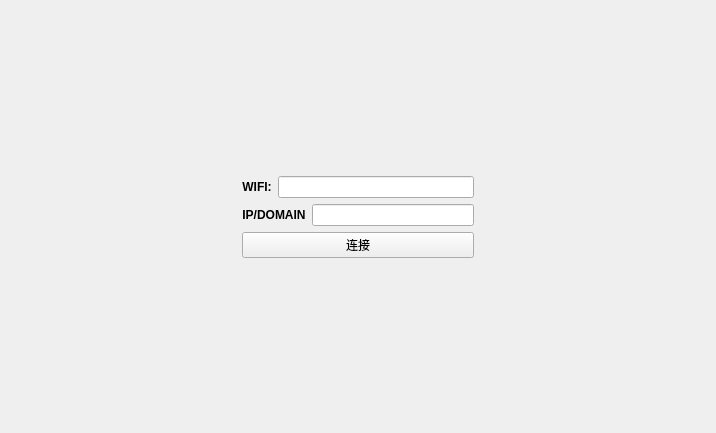
Qt form Rc_removectrl_v1/connectwidget.ui (Key2209/Rc_Qt_removectrl) before a commit.
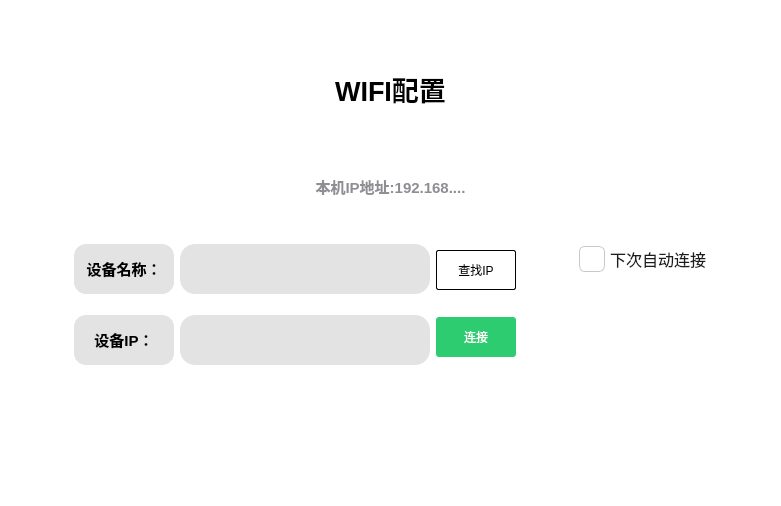
The same form after that commit.

Commit message: 修改连接UI

```diff
--- a/Rc_removectrl_v1/connectwidget.ui
+++ b/Rc_removectrl_v1/connectwidget.ui
@@ -6,23 +6,31 @@
    <rect>
     <x>0</x>
     <y>0</y>
-    <width>716</width>
-    <height>433</height>
+    <width>781</width>
+    <height>506</height>
    </rect>
   </property>
   <property name="windowTitle">
    <string>Form</string>
   </property>
-  <layout class="QGridLayout" name="gridLayout">
+  <property name="styleSheet">
+   <string notr="true">QWidget {
+    background-color: #FFFFFF;
+	color:#FFFFFF;
+    border-radius: 15px;
+}
+</string>
+  </property>
+  <layout class="QGridLayout" name="gridLayout" rowstretch="1,15,5" columnstretch="1,10,1">
    <item row="0" column="1">
-    <spacer name="verticalSpacer_2">
+    <spacer name="verticalSpacer">
      <property name="orientation">
       <enum>Qt::Orientation::Vertical</enum>
      </property>
      <property name="sizeHint" stdset="0">
       <size>
        <width>20</width>
-       <height>161</height>
+       <height>20</height>
       </size>
      </property>
     </spacer>
@@ -34,77 +42,326 @@
      </property>
      <property name="sizeHint" stdset="0">
       <size>
-       <width>204</width>
+       <width>60</width>
        <height>20</height>
       </size>
      </property>
     </spacer>
    </item>
    <item row="1" column="1">
-    <layout class="QVBoxLayout" name="verticalLayout_2">
+    <layout class="QVBoxLayout" name="verticalLayout_5" stretch="5,4">
      <item>
-      <layout class="QVBoxLayout" name="verticalLayout">
+      <layout class="QVBoxLayout" name="verticalLayout_4" stretch="3,2">
        <item>
-        <layout class="QHBoxLayout" name="horizontalLayout_2">
-         <item>
-          <widget class="QLabel" name="label">
-           <property name="text">
-            <string>&lt;html&gt;&lt;head/&gt;&lt;body&gt;&lt;p align=&quot;center&quot;&gt;&lt;span style=&quot; font-weight:700;&quot;&gt;WIFI:&lt;/span&gt;&lt;/p&gt;&lt;/body&gt;&lt;/html&gt;</string>
-           </property>
-          </widget>
-         </item>
-         <item>
-          <widget class="QLineEdit" name="wifiName"/>
-         </item>
-        </layout>
+        <widget class="QLabel" name="lbl_wifi_status">
+         <property name="styleSheet">
+          <string notr="true">color: rgb(0, 0, 0);
+background: transparent;</string>
+         </property>
+         <property name="text">
+          <string>&lt;html&gt;&lt;head/&gt;&lt;body&gt;&lt;p align=&quot;center&quot;&gt;&lt;span style=&quot; font-size:20pt; font-weight:700;&quot;&gt;WIFI配置&lt;/span&gt;&lt;/p&gt;&lt;/body&gt;&lt;/html&gt;</string>
+         </property>
+        </widget>
        </item>
        <item>
-        <layout class="QHBoxLayout" name="horizontalLayout">
-         <item>
-          <widget class="QLabel" name="label_3">
-           <property name="text">
-            <string>&lt;html&gt;&lt;head/&gt;&lt;body&gt;&lt;p align=&quot;center&quot;&gt;&lt;span style=&quot; font-weight:700;&quot;&gt;IP/DOMAIN&lt;/span&gt;&lt;/p&gt;&lt;/body&gt;&lt;/html&gt;</string>
-           </property>
-          </widget>
-         </item>
-         <item>
-          <widget class="QLineEdit" name="domain_ip"/>
-         </item>
-        </layout>
+        <widget class="QLabel" name="phone_ip">
+         <property name="styleSheet">
+          <string notr="true">color: #8E8E93; font-size: 11pt; font-weight: 400;</string>
+         </property>
+         <property name="text">
+          <string>&lt;html&gt;&lt;head/&gt;&lt;body&gt;&lt;p align=&quot;center&quot;&gt;&lt;span style=&quot; font-weight:700;&quot;&gt;本机IP地址:192.168....&lt;/span&gt;&lt;/p&gt;&lt;/body&gt;&lt;/html&gt;</string>
+         </property>
+        </widget>
        </item>
       </layout>
      </item>
      <item>
-      <widget class="QPushButton" name="pushButton_connect">
-       <property name="text">
-        <string>连接</string>
-       </property>
-      </widget>
+      <layout class="QHBoxLayout" name="horizontalLayout_2">
+       <item>
+        <layout class="QVBoxLayout" name="verticalLayout">
+         <item>
+          <layout class="QHBoxLayout" name="horizontalLayout_5">
+           <item>
+            <widget class="QLabel" name="label_4">
+             <property name="minimumSize">
+              <size>
+               <width>100</width>
+               <height>50</height>
+              </size>
+             </property>
+             <property name="maximumSize">
+              <size>
+               <width>100</width>
+               <height>50</height>
+              </size>
+             </property>
+             <property name="styleSheet">
+              <string notr="true">    background-color: #E3E3E3;
+    color: black;
+    border-radius: 12px;
+    font-size: 15px;
+    font-weight: bold;</string>
+             </property>
+             <property name="text">
+              <string>&lt;html&gt;&lt;head/&gt;&lt;body&gt;&lt;p align=&quot;center&quot;&gt;设备名称：&lt;/p&gt;&lt;/body&gt;&lt;/html&gt;</string>
+             </property>
+            </widget>
+           </item>
+           <item>
+            <widget class="QLineEdit" name="domain">
+             <property name="minimumSize">
+              <size>
+               <width>250</width>
+               <height>50</height>
+              </size>
+             </property>
+             <property name="maximumSize">
+              <size>
+               <width>250</width>
+               <height>50</height>
+              </size>
+             </property>
+             <property name="styleSheet">
+              <string notr="true">background-color: #E3E3E3;
+border-raidus:2px;</string>
+             </property>
+            </widget>
+           </item>
+          </layout>
+         </item>
+         <item>
+          <layout class="QHBoxLayout" name="horizontalLayout_6">
+           <item>
+            <widget class="QLabel" name="label_5">
+             <property name="minimumSize">
+              <size>
+               <width>100</width>
+               <height>50</height>
+              </size>
+             </property>
+             <property name="maximumSize">
+              <size>
+               <width>100</width>
+               <height>50</height>
+              </size>
+             </property>
+             <property name="styleSheet">
+              <string notr="true">    background-color: #E3E3E3;
+    color: black;
+    border-radius: 12px;
+    font-size: 15px;
+    font-weight: bold;</string>
+             </property>
+             <property name="text">
+              <string>&lt;html&gt;&lt;head/&gt;&lt;body&gt;&lt;p align=&quot;center&quot;&gt;设备IP：&lt;/p&gt;&lt;/body&gt;&lt;/html&gt;</string>
+             </property>
+            </widget>
+           </item>
+           <item>
+            <widget class="QLineEdit" name="ip_address">
+             <property name="minimumSize">
+              <size>
+               <width>250</width>
+               <height>50</height>
+              </size>
+             </property>
+             <property name="maximumSize">
+              <size>
+               <width>250</width>
+               <height>50</height>
+              </size>
+             </property>
+             <property name="styleSheet">
+              <string notr="true">background-color: #E3E3E3;
+border-raidus:2px;</string>
+             </property>
+            </widget>
+           </item>
+          </layout>
+         </item>
+        </layout>
+       </item>
+       <item>
+        <layout class="QVBoxLayout" name="verticalLayout_2">
+         <item>
+          <widget class="QPushButton" name="pushButton_domain">
+           <property name="minimumSize">
+            <size>
+             <width>80</width>
+             <height>40</height>
+            </size>
+           </property>
+           <property name="maximumSize">
+            <size>
+             <width>80</width>
+             <height>40</height>
+            </size>
+           </property>
+           <property name="styleSheet">
+            <string notr="true">QPushButton {
+background-color: transparent; /* 确保容器也是透明的 */
+    color: black;
+	border-color:#F2F2F2;
+	border: 1px solid black; /* 简写：同时设置粗细、样式和颜色 */
+    border-radius: 2px;
+    padding: 6px 15px;
+}</string>
+           </property>
+           <property name="text">
+            <string>查找IP</string>
+           </property>
+          </widget>
+         </item>
+         <item>
+          <widget class="QPushButton" name="pushButton_connect">
+           <property name="minimumSize">
+            <size>
+             <width>80</width>
+             <height>40</height>
+            </size>
+           </property>
+           <property name="maximumSize">
+            <size>
+             <width>80</width>
+             <height>40</height>
+            </size>
+           </property>
+           <property name="styleSheet">
+            <string notr="true">QPushButton {
+    background-color: #2ECC71;
+    color: white;
+    border: none;
+    border-radius: 3px;
+    padding: 8px 15px;
+}
+</string>
+           </property>
+           <property name="text">
+            <string>连接</string>
+           </property>
+          </widget>
+         </item>
+        </layout>
+       </item>
+       <item>
+        <spacer name="horizontalSpacer">
+         <property name="orientation">
+          <enum>Qt::Orientation::Horizontal</enum>
+         </property>
+         <property name="sizeHint" stdset="0">
+          <size>
+           <width>40</width>
+           <height>20</height>
+          </size>
+         </property>
+        </spacer>
+       </item>
+       <item>
+        <layout class="QVBoxLayout" name="verticalLayout_3" stretch="1,1">
+         <property name="topMargin">
+          <number>5</number>
+         </property>
+         <item>
+          <layout class="QHBoxLayout" name="horizontalLayout">
+           <item>
+            <widget class="QCheckBox" name="checkBox">
+             <property name="minimumSize">
+              <size>
+               <width>110</width>
+               <height>50</height>
+              </size>
+             </property>
+             <property name="maximumSize">
+              <size>
+               <width>150</width>
+               <height>50</height>
+              </size>
+             </property>
+             <property name="styleSheet">
+              <string notr="true">QCheckBox {
+    /* 1. 文本颜色、字号和间距要求 */
+    color: #1C1C1E; 
+    font-size: 12pt;
+    spacing: 5px; /* 指示器与文本之间的距离 */
+    
+    /* 额外的填充，确保点击区域舒适 */
+    padding: 5px 0px; 
+}
+
+/* ================= 指示器 (方框/圆圈) 样式 ================= */
+
+QCheckBox::indicator {
+    /* ⭐ 设置指示器的尺寸 (实现放大效果) ⭐ */
+    width: 24px;
+    height: 24px; 
+    
+    /* 边框和背景，创建未选中的外观 */
+    border-radius: 6px; /* 柔和的圆角，也可以改为 12px 实现圆形 */
+    border: 1px solid #C7C7CC; /* 浅灰色边框 */
+    background-color: white; 
+}
+
+/* 未选中状态 */
+QCheckBox::indicator:unchecked {
+    background-color: white; 
+}
+
+/* 选中状态 */
+QCheckBox::indicator:checked {
+    /* iOS 绿色填充 */
+    background-color: #34C759; 
+
+    
+}</string>
+             </property>
+             <property name="text">
+              <string>下次自动连接</string>
+             </property>
+            </widget>
+           </item>
+          </layout>
+         </item>
+         <item>
+          <spacer name="verticalSpacer_3">
+           <property name="orientation">
+            <enum>Qt::Orientation::Vertical</enum>
+           </property>
+           <property name="sizeHint" stdset="0">
+            <size>
+             <width>20</width>
+             <height>40</height>
+            </size>
+           </property>
+          </spacer>
+         </item>
+        </layout>
+       </item>
+      </layout>
      </item>
     </layout>
    </item>
    <item row="1" column="2">
-    <spacer name="horizontalSpacer">
+    <spacer name="horizontalSpacer_4">
      <property name="orientation">
       <enum>Qt::Orientation::Horizontal</enum>
      </property>
      <property name="sizeHint" stdset="0">
       <size>
-       <width>204</width>
+       <width>60</width>
        <height>20</height>
       </size>
      </property>
     </spacer>
    </item>
    <item row="2" column="1">
-    <spacer name="verticalSpacer">
+    <spacer name="verticalSpacer_2">
      <property name="orientation">
       <enum>Qt::Orientation::Vertical</enum>
      </property>
      <property name="sizeHint" stdset="0">
       <size>
        <width>20</width>
-       <height>161</height>
+       <height>110</height>
       </size>
      </property>
     </spacer>
```
Left out of the diff: 2 changed lines with no effect on the pictures. The commit also changes 54 other files.
